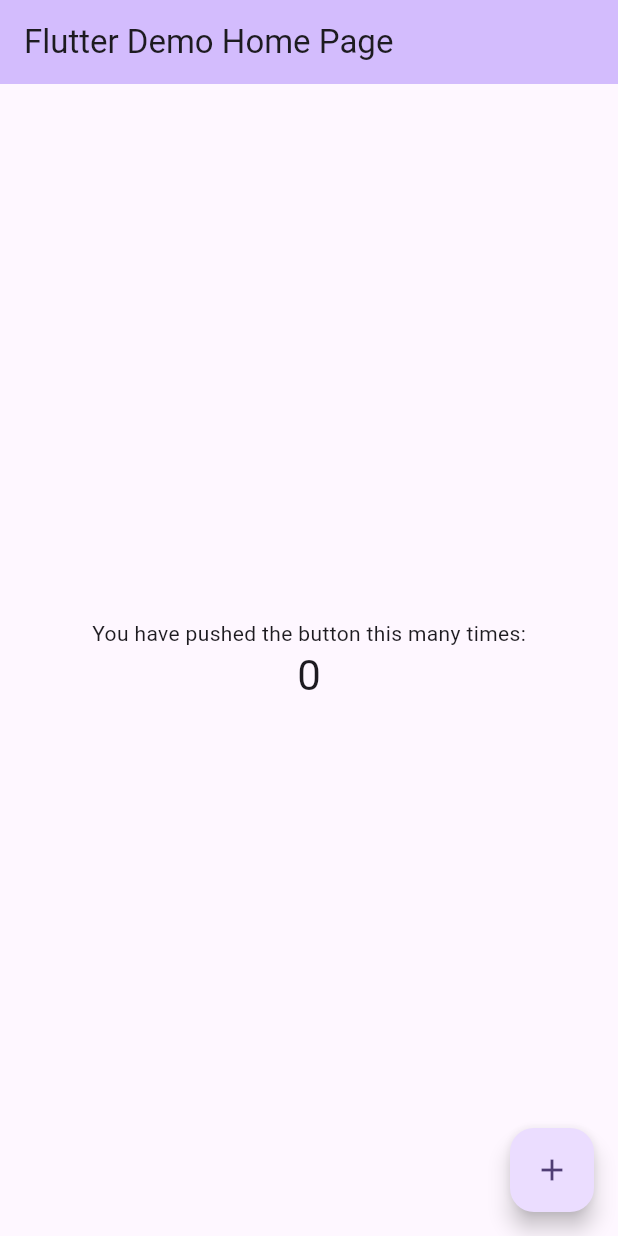
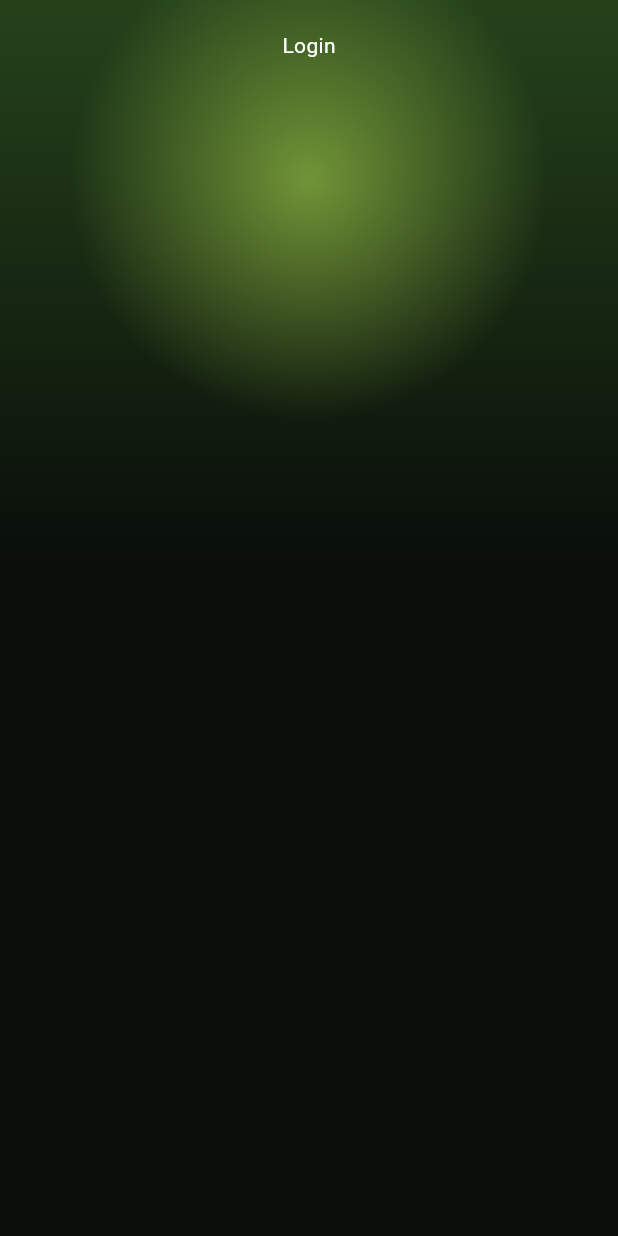
Before and after one commit to omirfarhan/Fitness_app, a Flutter app: the screen it shows after launch, on a phone screen of 412 x 824 dp. Run offline on Flutter 3.47's test engine with Material 3 defaults, Android fonts, the light colour scheme and no system bars; our stand-ins replace get.

Commit message:
login page design

```diff
--- /dev/null
+++ b/lib/features/auth/presentation/getx/authcontroller.dart
@@ -0,0 +1,3 @@
+class  Authcontroller {
+
+}
--- /dev/null
+++ b/lib/features/auth/presentation/pages/login_page.dart
@@ -0,0 +1,90 @@
+import 'package:cleancodearchitecture/features/auth/presentation/getx/authcontroller.dart';
+import 'package:flutter/material.dart';
+import 'package:flutter/src/widgets/framework.dart';
+import 'package:get/get.dart';
+
+class LoginPage extends GetView<Authcontroller> {
+  const LoginPage({super.key});
+
+  static const Color accentGreen = Color(0xFFB8E552); // continue button / accent
+  static const Color darkBg = Color(0xFF0A0F0A);
+
+  @override
+  Widget build(BuildContext context) {
+
+
+    return Scaffold(
+      backgroundColor: darkBg,
+
+      body: Stack(
+        children: [
+          Positioned.fill(
+              child: Container(
+                decoration: const BoxDecoration(
+                  gradient: LinearGradient(
+                      begin: Alignment.topCenter,
+                      end: Alignment.bottomCenter,
+                      colors: [
+                        Color(0xFF25421B), // dark olive green (top)
+                        Color(0xFF0A0F0A), // near black
+                        Color(0xFF0A0F0A), // black (bottom)
+                        ],
+                    stops: [0.0, 0.45, 1.0],
+                  ),
+                ),
+              ),
+          ),
+
+          // Soft glow blob behind the logo
+          Positioned(
+              top: -80,
+              left: 0,
+              right: 0,
+              child: Center(
+                child: Container(
+                width: 320,
+                height: 400,
+                decoration: BoxDecoration(
+                  //shape: BoxShape.circle,
+                  gradient: RadialGradient(
+                    colors: [
+                      accentGreen.withOpacity(0.55),
+                      accentGreen.withOpacity(0.0),
+                    ],
+                  ),
+              )
+                ),
+              )
+          ),
+
+
+          SafeArea(
+              child: Padding(
+                padding: EdgeInsets.all(20),
+                child: Column(
+                  children: [
+                    const Row(
+                      crossAxisAlignment: CrossAxisAlignment.center,
+                      mainAxisAlignment: MainAxisAlignment.center,
+                      children: [
+                        Text(
+                          "Login",
+                          style: TextStyle(
+                              color: Colors.white
+                          ),
+                        )
+                      ],
+                    )
+                  ],
+
+                ),
+              )
+          ),
+        ],
+      )
+
+    );
+
+  }
+
+}
--- a/lib/main.dart
+++ b/lib/main.dart
@@ -1,3 +1,4 @@
+import 'package:cleancodearchitecture/features/auth/presentation/pages/login_page.dart';
 import 'package:flutter/material.dart';
 
 void main() {
@@ -12,110 +13,10 @@ class MyApp extends StatelessWidget {
     return MaterialApp(
       title: 'Flutter Demo',
       theme: ThemeData(
-        // This is the theme of your application.
-        //
-        // TRY THIS: Try running your application with "flutter run". You'll see
-        // the application has a purple toolbar. Then, without quitting the app,
-        // try changing the seedColor in the colorScheme below to Colors.green
-        // and then invoke "hot reload" (save your changes or press the "hot
-        // reload" button in a Flutter-supported IDE, or press "r" if you used
-        // the command line to start the app).
-        //
-        // Notice that the counter didn't reset back to zero; the application
-        // state is not lost during the reload. To reset the state, use hot
-        // restart instead.
-        //
-        // This works for code too, not just values: Most code changes can be
-        // tested with just a hot reload.
         colorScheme: .fromSeed(seedColor: Colors.deepPurple),
       ),
-      home: const MyHomePage(title: 'Flutter Demo Home Page'),
+     home: const LoginPage(),
+     // home: const MyHomePage(title: 'Flutter Demo Home Page'),
     );
   }
 }
-
-class MyHomePage extends StatefulWidget {
-  const MyHomePage({super.key, required this.title});
-
-  // This widget is the home page of your application. It is stateful, meaning
-  // that it has a State object (defined below) that contains fields that affect
-  // how it looks.
-
-  // This class is the configuration for the state. It holds the values (in this
-  // case the title) provided by the parent (in this case the App widget) and
-  // used by the build method of the State. Fields in a Widget subclass are
-  // always marked "final".
-
-  final String title;
-
-  @override
-  State<MyHomePage> createState() => _MyHomePageState();
-}
-
-class _MyHomePageState extends State<MyHomePage> {
-  int _counter = 0;
-
-  void _incrementCounter() {
-    setState(() {
-      // This call to setState tells the Flutter framework that something has
-      // changed in this State, which causes it to rerun the build method below
-      // so that the display can reflect the updated values. If we changed
-      // _counter without calling setState(), then the build method would not be
-      // called again, and so nothing would appear to happen.
-      _counter++;
-    });
-  }
-
-  @override
-  Widget build(BuildContext context) {
-    // This method is rerun every time setState is called, for instance as done
-    // by the _incrementCounter method above.
-    //
-    // The Flutter framework has been optimized to make rerunning build methods
-    // fast, so that you can just rebuild anything that needs updating rather
-    // than having to individually change instances of widgets.
-    return Scaffold(
-      appBar: AppBar(
-        // TRY THIS: Try changing the color here to a specific color (to
-        // Colors.amber, perhaps?) and trigger a hot reload to see the AppBar
-        // change color while the other colors stay the same.
-        backgroundColor: Theme.of(context).colorScheme.inversePrimary,
-        // Here we take the value from the MyHomePage object that was created by
-        // the App.build method, and use it to set our appbar title.
-        title: Text(widget.title),
-      ),
-      body: Center(
-        // Center is a layout widget. It takes a single child and positions it
-        // in the middle of the parent.
-        child: Column(
-          // Column is also a layout widget. It takes a list of children and
-          // arranges them vertically. By default, it sizes itself to fit its
-          // children horizontally, and tries to be as tall as its parent.
-          //
-          // Column has various properties to control how it sizes itself and
-          // how it positions its children. Here we use mainAxisAlignment to
-          // center the children vertically; the main axis here is the vertical
-          // axis because Columns are vertical (the cross axis would be
-          // horizontal).
-          //
-          // TRY THIS: Invoke "debug painting" (choose the "Toggle Debug Paint"
-          // action in the IDE, or press "p" in the console), to see the
-          // wireframe for each widget.
-          mainAxisAlignment: .center,
-          children: [
-            const Text('You have pushed the button this many times:'),
-            Text(
-              '$_counter',
-              style: Theme.of(context).textTheme.headlineMedium,
-            ),
-          ],
-        ),
-      ),
-      floatingActionButton: FloatingActionButton(
-        onPressed: _incrementCounter,
-        tooltip: 'Increment',
-        child: const Icon(Icons.add),
-      ),
-    );
-  }
-}
```
Also changed, not shown: pubspec.yaml (+1 -22 lines), lib/core/error/exception.dart (added), pubspec.lock.
